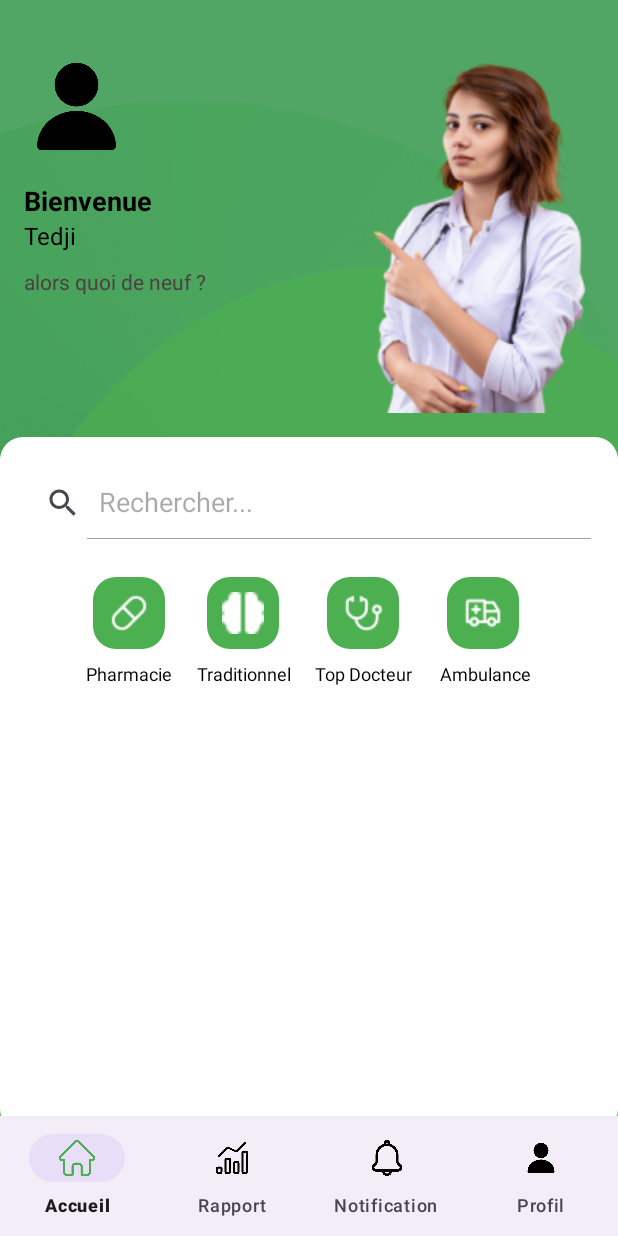
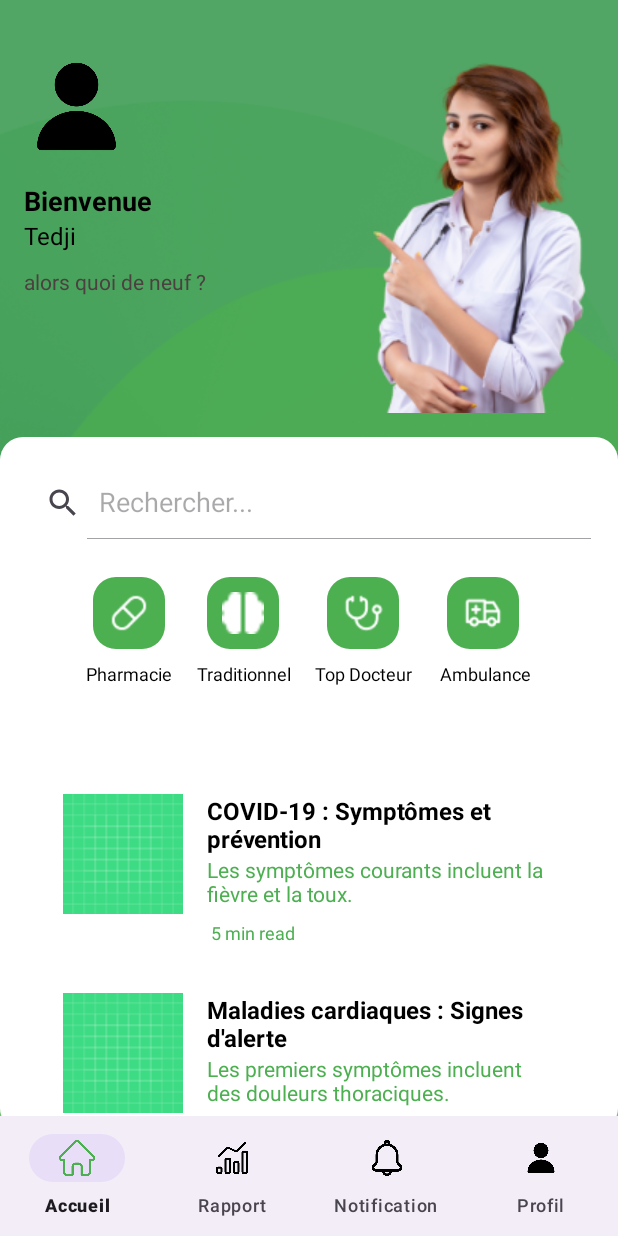
Before and after one commit to drisco/tediproject, an Android app: the FragmentAccueil screen opened directly, with no data from a screen before it, on a phone screen of 412 x 824 dp. Run offline under Robolectric (Android 15) with nearby library versions, the phone set to English and light mode, and no system bars; pictures from the network do not load.

Commit message:
new branch project

```diff
--- a/app/build.gradle.kts
+++ b/app/build.gradle.kts
@@ -37,4 +37,7 @@ dependencies {
     testImplementation(libs.junit)
     androidTestImplementation(libs.ext.junit)
     androidTestImplementation(libs.espresso.core)
+    implementation("com.github.bumptech.glide:glide:4.12.0")
+    implementation("com.github.bumptech.glide:compiler:4.12.0")
+    implementation("com.google.code.gson:gson:2.8.6")
 }
--- a/app/src/main/AndroidManifest.xml
+++ b/app/src/main/AndroidManifest.xml
@@ -1,6 +1,9 @@
 <?xml version="1.0" encoding="utf-8"?>
 <manifest xmlns:android="http://schemas.android.com/apk/res/android"
     xmlns:tools="http://schemas.android.com/tools">
+
+    <uses-permission android:name="android.permission.INTERNET"/>
+
 
     <application
         android:allowBackup="true"
--- a/app/src/main/java/com/book/pharmacie/MainActivity.java
+++ b/app/src/main/java/com/book/pharmacie/MainActivity.java
@@ -2,6 +2,7 @@ package com.book.pharmacie;
 
 import android.annotation.SuppressLint;
 import android.os.Bundle;
+import android.view.View;
 
 import androidx.activity.EdgeToEdge;
 import androidx.annotation.NonNull;
@@ -94,4 +95,15 @@ public class MainActivity extends AppCompatActivity {
             return insets;
         });
     }
+
+
+    // cacher la barre de navigation lorsque je scrol vers le bas
+    public void hideBottomNavigation() {
+        bottomNavigationView.setVisibility(View.GONE);
+    }
+
+    // cacher la barre de navigation
+    public void showBottomNavigation() {
+        bottomNavigationView.setVisibility(View.VISIBLE);
+    }
 }
--- /dev/null
+++ b/app/src/main/java/com/book/pharmacie/adapter/NewsAdapter.java
@@ -0,0 +1,64 @@
+package com.book.pharmacie.adapter;
+
+import android.content.Context;
+import android.view.LayoutInflater;
+import android.view.View;
+import android.view.ViewGroup;
+import android.widget.ImageView;
+import android.widget.TextView;
+
+import androidx.annotation.NonNull;
+import androidx.recyclerview.widget.RecyclerView;
+
+import com.book.pharmacie.R;
+import com.book.pharmacie.model.NewsItem;
+import com.bumptech.glide.Glide;
+
+import java.util.List;
+
+public class NewsAdapter extends RecyclerView.Adapter<NewsAdapter.NewsViewHolder> {
+
+    private List<NewsItem> newsList;
+
+    public NewsAdapter(List<NewsItem> newsList) {
+        this.newsList = newsList;
+    }
+
+    @NonNull
+    @Override
+    public NewsViewHolder onCreateViewHolder(@NonNull ViewGroup parent, int viewType) {
+        View view = LayoutInflater.from(parent.getContext()).inflate(R.layout.news_item_layout, parent, false);
+        return new NewsViewHolder(view);
+    }
+
+    @Override
+    public void onBindViewHolder(@NonNull NewsViewHolder holder, int position) {
+        NewsItem currentItem = newsList.get(position);
+        holder.title.setText(currentItem.getTitle());
+        holder.description.setText(currentItem.getDescription());
+        holder.time.setText(currentItem.getPublicationDate());
+        System.out.println("image lien "+currentItem.getImageUrl());
+        Glide.with(holder.itemView.getContext())
+                .load(currentItem.getImageUrl())
+                .placeholder(R.drawable.ic_launcher_background)
+                .into(holder.image);
+    }
+
+    @Override
+    public int getItemCount() {
+        return newsList.size();
+    }
+
+    public static class NewsViewHolder extends RecyclerView.ViewHolder {
+        public TextView title, description, time;
+        public ImageView image;
+
+        public NewsViewHolder(@NonNull View itemView) {
+            super(itemView);
+            title = itemView.findViewById(R.id.news_title);
+            description = itemView.findViewById(R.id.news_description);
+            time = itemView.findViewById(R.id.news_time);
+            image = itemView.findViewById(R.id.news_image);
+        }
+    }
+}
--- a/app/src/main/java/com/book/pharmacie/fagments/FragmentAccueil.java
+++ b/app/src/main/java/com/book/pharmacie/fagments/FragmentAccueil.java
@@ -6,14 +6,28 @@ import android.view.LayoutInflater;
 import android.view.View;
 import android.view.ViewGroup;
 import androidx.fragment.app.Fragment;
+import androidx.recyclerview.widget.LinearLayoutManager;
+import androidx.recyclerview.widget.RecyclerView;
+
+import com.book.pharmacie.MainActivity;
 import com.book.pharmacie.R;
+import com.book.pharmacie.adapter.NewsAdapter;
+import com.book.pharmacie.model.NewsItem;
+
 import android.widget.SearchView;
 
+import java.util.ArrayList;
+import java.util.List;
 
 
 public class FragmentAccueil extends Fragment {
 
     private SearchView searchView;
+
+    private RecyclerView recyclerView;
+    private NewsAdapter newsAdapter;
+    private List<NewsItem> newsList;
+
 
     @SuppressLint("MissingInflatedId")
     @Override
@@ -25,7 +39,42 @@ public class FragmentAccueil extends Fragment {
 
         searchView =getActivity().findViewById(R.id.searchView);
 
+        recyclerView = view.findViewById(R.id.recycler_view);
+        recyclerView.setVerticalScrollBarEnabled(false);
+        recyclerView.setLayoutManager(new LinearLayoutManager(getContext()));
 
+        newsList = new ArrayList<>();
+// Ajouter des exemples de données avec des liens d'images
+        newsList.add(new NewsItem("COVID-19 : Symptômes et prévention", "Les symptômes courants incluent la fièvre et la toux.", "https://www.pngitem.com/pimgs/m/103-1035945_coronavirus-covid-19-illustration.png", " 5 min read","",""));
+        newsList.add(new NewsItem("Maladies cardiaques : Signes d'alerte", "Les premiers symptômes incluent des douleurs thoraciques.", "https://images.rawpixel.com/image_png_800/czNmcy1wcml2YXRlL3Jhd3BpeGVsX2ltYWdlcy93ZWJzaXRlX2NvbnRlbnQvam9iNjc5LTEwMy1wLWwxNjd4ZGdvLnBuZw.png", "3 min read","",""));
+        newsList.add(new NewsItem("Gestion du diabète", "Surveillance des niveaux de sucre dans le sang.", "https://www.diabetologie-pratique.com/sites/www.diabetologie-pratique.com/files/styles/une_journal_578_383/public/images/article_journal/pancreas_178787544_1.png?itok=RoqBrqVu", " 4 min read","",""));
+        newsList.add(new NewsItem("Vaccination", "La vaccination aide à prévenir la propagation des maladies.", "https://encrypted-tbn0.gstatic.com/images?q=tbn:ANd9GcQbaY3ktU7Ap8-boOo3l_hGh9cTHFbQ5TtMCg&s", " 2 min read","",""));
+        newsList.add(new NewsItem("Santé mentale : Dépression", "Les signes incluent une tristesse persistante.", "https://www.britishjournalofcommunitynursing.com/media/qlga1gyl/mental_health_02.png?width=1002&height=564&bgcolor=White&v=1da9b0438995bc0", " 6 min read","",""));
+        newsList.add(new NewsItem("Alimentation saine", "Une alimentation équilibrée doit inclure des fruits et légumes.", "https://w7.pngwing.com/pngs/512/1024/png-transparent-eating-healthy-diet-food-healthy-food-natural-foods-food-weight-loss-thumbnail.png", " 5 min read","",""));
+        newsList.add(new NewsItem("Cancer : Détection précoce", "La détection précoce améliore les chances de traitement.", "https://png.pngtree.com/png-clipart/20210129/ourmid/pngtree-stem-cell-cancer-virus-png-image_2844867.jpg", " 4 min read","",""));
+        newsList.add(new NewsItem("Obésité : Risques", "L'obésité augmente le risque de maladies cardiaques.", "https://image.similarpng.com/very-thumbnail/2020/10/Fat-man-playing-sport-isolated-on-transparent-background-PNG.png", " 3 min read","",""));
+        newsList.add(new NewsItem("Asthme", "Les déclencheurs incluent les allergènes et la fumée.", "https://png.pngtree.com/png-clipart/20210415/ourmid/pngtree-world-asthma-day-medical-mold-png-image_3221210.jpg", " 2 min read","",""));
+        newsList.add(new NewsItem("Hypertension", "Surveillance régulière de la tension artérielle.", "https://png.pngtree.com/png-vector/20240203/ourlarge/pngtree-hypertension-3d-illustration-png-image_11591845.png ", "6 min read","",""));
+
+
+        newsAdapter = new NewsAdapter(newsList);
+        recyclerView.setAdapter(newsAdapter);
+
+
+        // Ajoutez le ScrollListener pour cacher la barre de navigation
+        recyclerView.addOnScrollListener(new RecyclerView.OnScrollListener() {
+            @Override
+            public void onScrolled(RecyclerView recyclerView, int dx, int dy) {
+                super.onScrolled(recyclerView, dx, dy);
+                if (dy > 0) {
+                    // Scrolling down, hide the navigation bar
+                    ((MainActivity) getActivity()).hideBottomNavigation();
+                } else if (dy < 0) {
+                    // Scrolling up, show the navigation bar
+                    ((MainActivity) getActivity()).showBottomNavigation();
+                }
+            }
+        });
         return view;
 
     }
--- /dev/null
+++ b/app/src/main/java/com/book/pharmacie/model/NewsItem.java
@@ -0,0 +1,69 @@
+package com.book.pharmacie.model;
+
+public class NewsItem {
+    private String title;
+    private String description;
+    private String imageUrl;
+    private String publicationDate;
+    private String source;
+    private String articleUrl;
+
+    // Constructeur
+    public NewsItem(String title, String description, String imageUrl, String publicationDate, String source, String articleUrl) {
+        this.title = title;
+        this.description = description;
+        this.imageUrl = imageUrl;
+        this.publicationDate = publicationDate;
+        this.source = source;
+        this.articleUrl = articleUrl;
+    }
+
+    // Getters et Setters
+    public String getTitle() {
+        return title;
+    }
+
+    public void setTitle(String title) {
+        this.title = title;
+    }
+
+    public String getDescription() {
+        return description;
+    }
+
+    public void setDescription(String description) {
+        this.description = description;
+    }
+
+    public String getImageUrl() {
+        return imageUrl;
+    }
+
+    public void setImageUrl(String imageUrl) {
+        this.imageUrl = imageUrl;
+    }
+
+    public String getPublicationDate() {
+        return publicationDate;
+    }
+
+    public void setPublicationDate(String publicationDate) {
+        this.publicationDate = publicationDate;
+    }
+
+    public String getSource() {
+        return source;
+    }
+
+    public void setSource(String source) {
+        this.source = source;
+    }
+
+    public String getArticleUrl() {
+        return articleUrl;
+    }
+
+    public void setArticleUrl(String articleUrl) {
+        this.articleUrl = articleUrl;
+    }
+}
--- /dev/null
+++ b/app/src/main/res/layout/news_item_layout.xml
@@ -0,0 +1,47 @@
+<LinearLayout xmlns:android="http://schemas.android.com/apk/res/android"
+    android:layout_width="match_parent"
+    android:layout_height="wrap_content"
+    android:orientation="horizontal"
+    android:padding="16dp"
+    android:background="@drawable/google_button_background">
+
+    <ImageView
+        android:id="@+id/news_image"
+        android:layout_width="80dp"
+        android:layout_height="80dp"
+        android:src="@drawable/ic_launcher_foreground"
+        android:scaleType="centerCrop"
+        android:layout_marginRight="16dp" />
+
+    <LinearLayout
+        android:orientation="vertical"
+        android:layout_width="wrap_content"
+        android:layout_height="wrap_content">
+
+        <TextView
+            android:id="@+id/news_title"
+            android:layout_width="wrap_content"
+            android:layout_height="wrap_content"
+            android:text="News Title"
+            android:textColor="@color/black"
+            android:textSize="16sp"
+            android:textStyle="bold" />
+
+        <TextView
+            android:id="@+id/news_description"
+            android:layout_width="wrap_content"
+            android:layout_height="wrap_content"
+            android:text="Short description here"
+            android:textColor="@color/green"
+            android:textSize="14sp" />
+
+        <TextView
+            android:id="@+id/news_time"
+            android:layout_width="wrap_content"
+            android:layout_height="wrap_content"
+            android:text="5min read"
+            android:textColor="@color/green"
+            android:textSize="12sp"
+            android:layout_marginTop="8dp" />
+    </LinearLayout>
+</LinearLayout>
```
